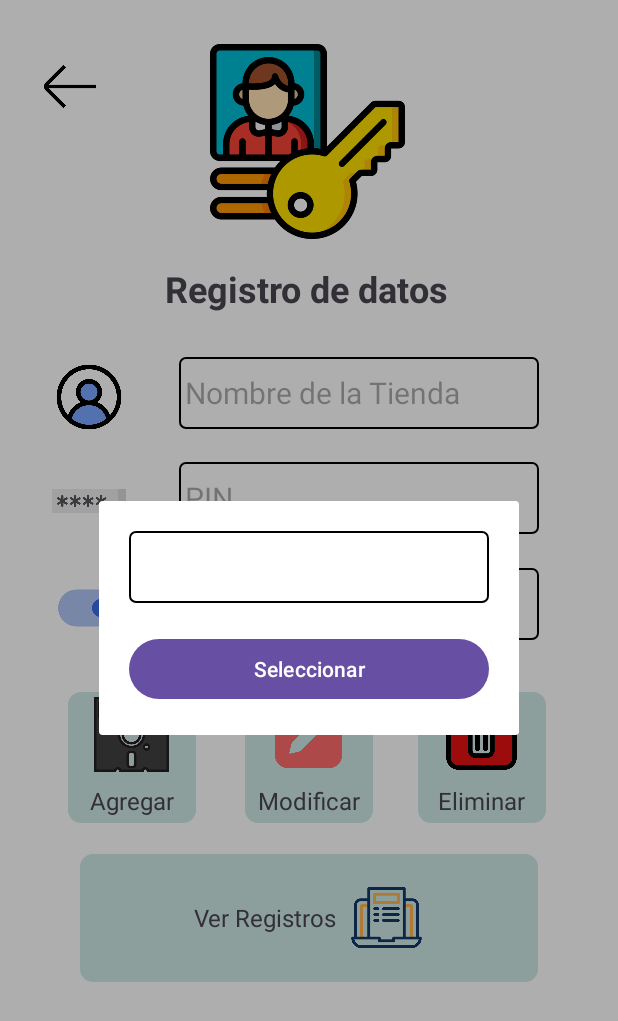
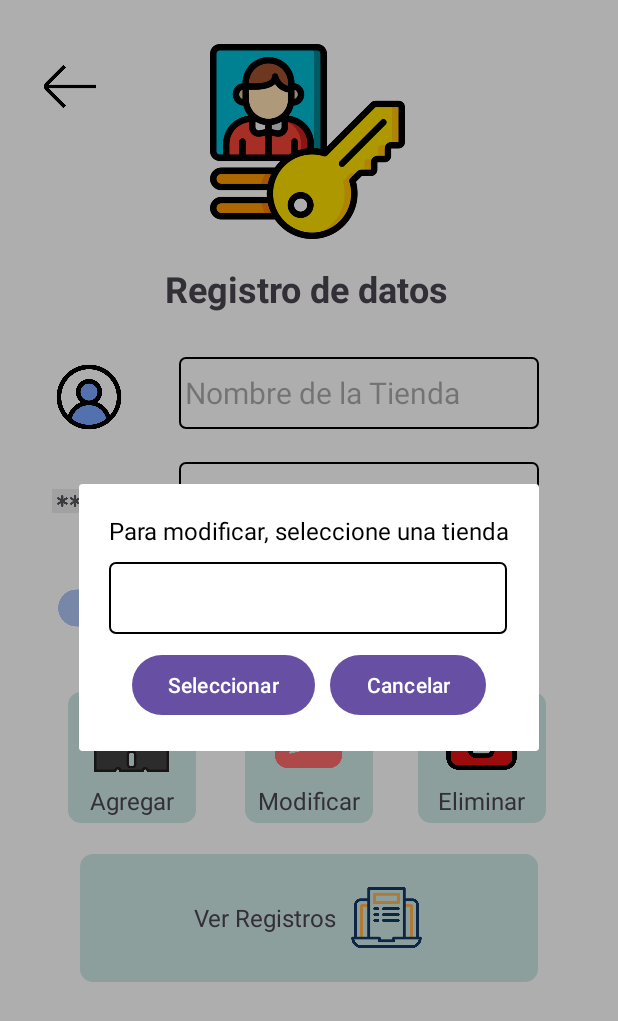
Before and after one commit to carlosEnriqueGC/ProyectoANDROID2024, an Android app: the PantallaIngresoTienda screen opened directly, with no data from a screen before it, after a tap on "Modificar", on a phone screen of 412 x 824 dp. Shown: the top 1021 px of the screen. Run offline under Robolectric (Android 15) with nearby library versions, the phone set to English and light mode, and no system bars.

Commit message:
btn modificar funcional

```diff
--- a/PROYECTORECARGAAPP/app/src/main/java/com/umg/clarorecargasapp/PantallaIngresoTienda.java
+++ b/PROYECTORECARGAAPP/app/src/main/java/com/umg/clarorecargasapp/PantallaIngresoTienda.java
@@ -36,7 +36,7 @@ public class PantallaIngresoTienda extends AppCompatActivity {
     private Spinner spinnerEstado;
     private LinearLayout verRegistro, verRegistrosButton;
     private boolean isEditing = false;
-
+    private int storeId;
 
     @Override
     protected void onCreate(Bundle savedInstanceState) {
@@ -174,6 +174,7 @@ public class PantallaIngresoTienda extends AppCompatActivity {
         // Referencias a los componentes del diálogo
         final Spinner spinnerTiendas = dialog.findViewById(R.id.spinnerTiendas);
         final Button btnSeleccionar = dialog.findViewById(R.id.btnSeleccionar);
+        final Button btnCancelar = dialog.findViewById(R.id.btnCancelar);
 
         // Rellenar el spinner con los nombres de las tiendas
         ArrayAdapter<String> adapter = new ArrayAdapter<>(this, android.R.layout.simple_spinner_item, getStoreNames());
@@ -189,6 +190,20 @@ public class PantallaIngresoTienda extends AppCompatActivity {
                 dialog.dismiss();
             }
         });
+
+        btnCancelar.setOnClickListener(new View.OnClickListener() {
+            @Override
+            public void onClick(View v) {
+                dialog.dismiss(); // Cierra el diálogo
+                isEditing = false;  // Restablece el estado al cancelar
+                nombreEditText.setEnabled(false);
+                pinEditText.setEnabled(false);
+                spinnerEstado.setEnabled(false);
+            }
+        });
+
+        // Configura el diálogo para que no se cancele tocando fuera
+        dialog.setCanceledOnTouchOutside(false);
 
         dialog.show();
     }
@@ -236,11 +251,18 @@ public class PantallaIngresoTienda extends AppCompatActivity {
 
             // Verificar si el cursor tiene filas
             if (cursor != null && cursor.moveToFirst()) {
+                // Obtener índices de las columnas
+                int idIndex = cursor.getColumnIndex("ID_tienda");
                 int nombreIndex = cursor.getColumnIndex("Nombre_tienda");
                 int pinIndex = cursor.getColumnIndex("PIN");
                 int estadoIndex = cursor.getColumnIndex("Estado");
 
-                if (nombreIndex >= 0 && pinIndex >= 0 && estadoIndex >= 0) {
+                // Verificar si los índices de las columnas son válidos
+                if (idIndex >= 0 && nombreIndex >= 0 && pinIndex >= 0 && estadoIndex >= 0) {
+                    // Guardar el ID de la tienda
+                    storeId = cursor.getInt(idIndex);
+
+                    // Cargar los datos en los campos de edición
                     nombreEditText.setText(cursor.getString(nombreIndex));
                     pinEditText.setText(cursor.getString(pinIndex));
                     spinnerEstado.setSelection(getSpinnerIndex(spinnerEstado, cursor.getString(estadoIndex)));
@@ -282,7 +304,8 @@ public class PantallaIngresoTienda extends AppCompatActivity {
         values.put("PIN", pin);
         values.put("Estado", estado);
 
-        db.update("tbl_datosTienda", values, "Nombre_tienda = ?", new String[]{nombre});
+        // Actualiza usando el ID de la tienda
+        db.update("tbl_datosTienda", values, "ID_tienda = ?", new String[]{String.valueOf(storeId)});
         db.close();
     }
 
--- a/PROYECTORECARGAAPP/app/src/main/res/layout/dialog_seleccionar_tienda.xml
+++ b/PROYECTORECARGAAPP/app/src/main/res/layout/dialog_seleccionar_tienda.xml
@@ -4,16 +4,39 @@
     android:orientation="vertical"
     android:padding="20dp">
 
+    <TextView
+        android:id="@+id/textSeleccionarTienda"
+        android:layout_width="wrap_content"
+        android:layout_height="wrap_content"
+        android:text="Para modificar, seleccione una tienda"
+        android:textSize="16sp"
+        android:textColor="@android:color/black"
+        android:layout_marginBottom="10dp" />
+
     <Spinner
         android:id="@+id/spinnerTiendas"
-        android:layout_width="240dp"
+        android:layout_width="265dp"
         android:layout_height="48dp"
         android:background="@drawable/spinner_border" />
 
-    <Button
-        android:id="@+id/btnSeleccionar"
+    <LinearLayout
         android:layout_width="match_parent"
         android:layout_height="wrap_content"
-        android:text="Seleccionar"
-        android:layout_marginTop="20dp" />
+        android:orientation="horizontal"
+        android:gravity="center"
+        android:layout_marginTop="10dp">
+
+        <Button
+            android:id="@+id/btnSeleccionar"
+            android:layout_width="wrap_content"
+            android:layout_height="wrap_content"
+            android:text="Seleccionar"
+            android:layout_marginEnd="10dp" />
+
+        <Button
+            android:id="@+id/btnCancelar"
+            android:layout_width="wrap_content"
+            android:layout_height="wrap_content"
+            android:text="Cancelar" />
+    </LinearLayout>
 </LinearLayout>
```
